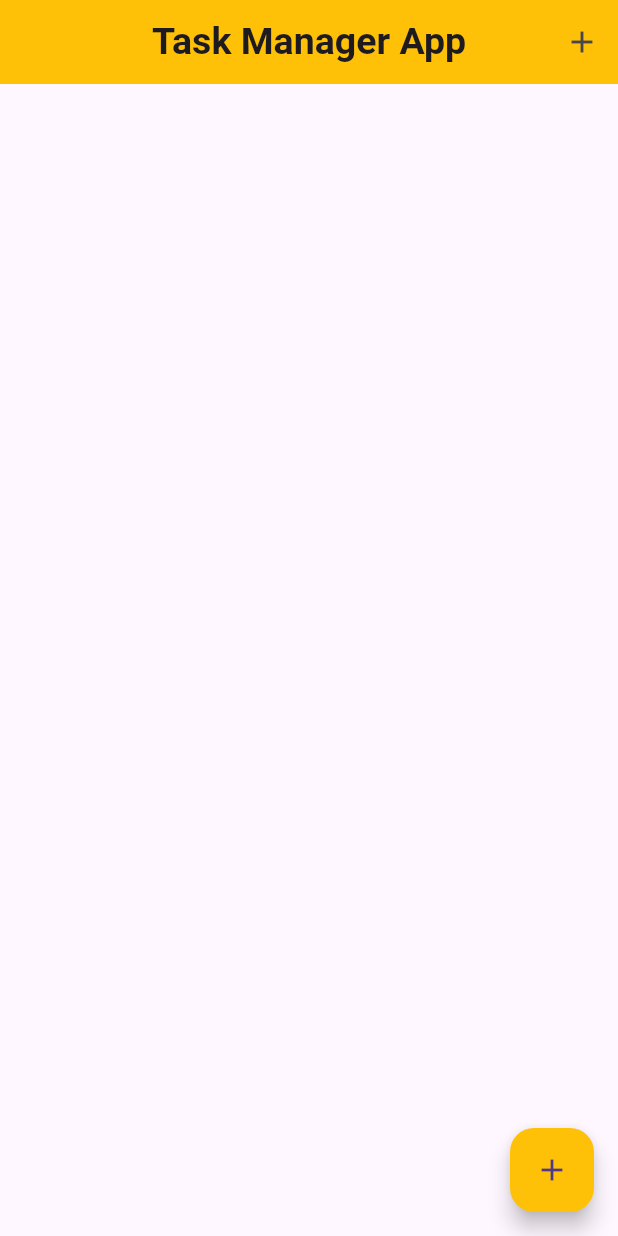
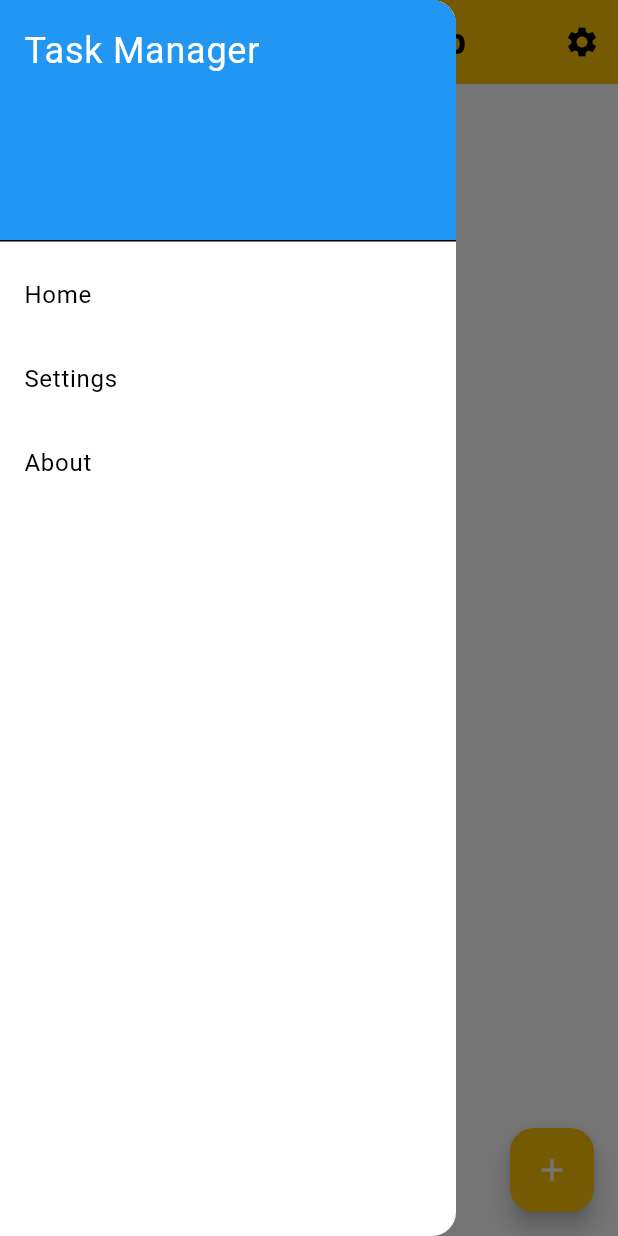
Before and after one commit to isurubandara1/TaskManager-Enhanzer, a Flutter app: the screen it shows after launch, with the side drawer open (before the commit the screen has no drawer), on a phone screen of 412 x 824 dp. Run offline on Flutter 3.47's test engine with Material 3 defaults, Android fonts, the phone set to English and light mode, and no system bars; our stand-ins replace sqflite; accounts and stored records are empty.

Commit message:
Themes add

```diff
--- a/lib/main.dart
+++ b/lib/main.dart
@@ -1,26 +1,88 @@
 import 'package:flutter/material.dart';
+import 'views/task_list_screen.dart';
+import 'views/settings_screen.dart';
 import 'package:provider/provider.dart';
 import 'view_models/task_view_model.dart';
-import 'views/task_list_screen.dart';
 
 void main() {
   runApp(MyApp());
 }
 
-class MyApp extends StatelessWidget {
+class MyApp extends StatefulWidget {
+  @override
+  _MyAppState createState() => _MyAppState();
+}
+
+class _MyAppState extends State<MyApp> {
+  bool _isDarkMode = false;
+
   @override
   Widget build(BuildContext context) {
-    return MultiProvider(
-      providers: [
-        ChangeNotifierProvider(create: (_) => TaskViewModel()),
-      ],
+    return ChangeNotifierProvider(
+      create: (_) => TaskViewModel(),
       child: MaterialApp(
-        title: 'Task Manager',
-        theme: ThemeData(
-          primarySwatch: Colors.blue,
+        title: 'Task Manager App',
+        theme: _isDarkMode ? _darkTheme : _lightTheme,
+        home: TaskListScreen(
+          onThemeChanged: (isDarkMode) {
+            setState(() {
+              _isDarkMode = isDarkMode;
+            });
+          },
         ),
-        home: TaskListScreen(),
+        routes: {
+          '/settings': (context) => SettingsScreen(
+                isDarkMode: _isDarkMode,
+                onThemeChanged: (isDarkMode) {
+                  setState(() {
+                    _isDarkMode = isDarkMode;
+                  });
+                },
+              ),
+        },
       ),
     );
   }
+
+  ThemeData get _lightTheme {
+    return ThemeData(
+      brightness: Brightness.light,
+      primarySwatch: Colors.amber,
+      appBarTheme: AppBarTheme(
+        backgroundColor: Colors.amber,
+        iconTheme: IconThemeData(color: Colors.black), // Ensure icons are white
+      ),
+      floatingActionButtonTheme: FloatingActionButtonThemeData(
+        backgroundColor: Colors.amber,
+      ),
+      scaffoldBackgroundColor: Colors.white,
+      colorScheme: ColorScheme.light(
+        primary: Colors.amber,
+        onPrimary: Colors.white,
+        background: Colors.white,
+      ),
+      // Other theme properties...
+    );
+  }
+
+  ThemeData get _darkTheme {
+    return ThemeData(
+      brightness: Brightness.dark,
+      primarySwatch: Colors.brown,
+      appBarTheme: AppBarTheme(
+        backgroundColor: Colors.amber,
+        iconTheme: IconThemeData(color: Colors.white), // Ensure icons are white
+      ),
+      floatingActionButtonTheme: FloatingActionButtonThemeData(
+        backgroundColor: Colors.amber,
+      ),
+      scaffoldBackgroundColor: Colors.black,
+      colorScheme: ColorScheme.dark(
+        primary: Colors.brown,
+        onPrimary: Colors.white,
+        background: Colors.black,
+      ),
+      // Other theme properties...
+    );
+  }
 }
--- a/lib/views/task_list_screen.dart
+++ b/lib/views/task_list_screen.dart
@@ -1,18 +1,24 @@
+// lib/views/task_list_screen.dart
 import 'package:flutter/material.dart';
 import 'package:provider/provider.dart';
 import '../view_models/task_view_model.dart';
 import 'add_task_screen.dart';
+import 'settings_screen.dart';
 import '../widgets/task_item.dart';
 
 class TaskListScreen extends StatelessWidget {
+  final Function(bool) onThemeChanged;
+
+  TaskListScreen({required this.onThemeChanged});
+
   @override
   Widget build(BuildContext context) {
     final taskViewModel = Provider.of<TaskViewModel>(context);
+    final isDarkMode = Theme.of(context).brightness == Brightness.dark;
 
     return Scaffold(
       appBar: AppBar(
         centerTitle: true,
-        backgroundColor: Colors.amber,
         title: Text(
           'Task Manager App',
           style: TextStyle(
@@ -22,15 +28,56 @@ class TaskListScreen extends StatelessWidget {
         ),
         actions: [
           IconButton(
-            icon: Icon(Icons.add),
+            icon: Icon(Icons.settings),
             onPressed: () {
-              Navigator.push(
+              Navigator.pushNamed(
                 context,
-                MaterialPageRoute(builder: (context) => AddTaskScreen()),
+                '/settings',
               );
             },
           ),
         ],
+      ),
+      drawer: Drawer(
+        child: ListView(
+          padding: EdgeInsets.zero,
+          children: <Widget>[
+            DrawerHeader(
+              decoration: BoxDecoration(
+                color: Colors.blue,
+              ),
+              child: Text(
+                'Task Manager',
+                style: TextStyle(
+                  color: Colors.white,
+                  fontSize: 24,
+                ),
+              ),
+            ),
+            ListTile(
+              title: Text('Home'),
+              onTap: () {
+                Navigator.pop(context); // Close the drawer
+              },
+            ),
+            ListTile(
+              title: Text('Settings'),
+              onTap: () {
+                Navigator.pushNamed(
+                  context,
+                  '/settings',
+                );
+              },
+            ),
+            ListTile(
+              title: Text('About'),
+              onTap: () {
+                Navigator.pop(context); // Close the drawer
+                // Navigate to about screen or perform other actions
+              },
+            ),
+          ],
+        ),
       ),
       body: Column(
         children: [
@@ -42,10 +89,9 @@ class TaskListScreen extends StatelessWidget {
               itemCount: taskViewModel.tasks.length,
               itemBuilder: (context, index) {
                 return Container(
-                  margin:
-                      EdgeInsets.symmetric(vertical: 5), // Space between tasks
-                  padding: EdgeInsets.all(8), // Space inside each task
-                  color: Colors.grey[200], // Background color of each task
+                  margin: EdgeInsets.symmetric(vertical: 5),
+                  padding: EdgeInsets.all(8),
+                  color: isDarkMode ? Colors.grey[800] : Colors.grey[200],
                   child: TaskItem(task: taskViewModel.tasks[index]),
                 );
               },
@@ -61,7 +107,8 @@ class TaskListScreen extends StatelessWidget {
           );
         },
         child: Icon(Icons.add),
-        backgroundColor: Colors.amber,
+        backgroundColor:
+            Theme.of(context).floatingActionButtonTheme.backgroundColor,
       ),
     );
   }
```
Also changed, not shown: lib/views/add_task_screen.dart (+12 -2 lines), lib/views/edit_task_screen.dart (+8 -0 lines), lib/views/settings_screen.dart (added, +52 -0 lines), pubspec.yaml (+4 -3 lines), assets/add.png (added), assets/update.png (added).
